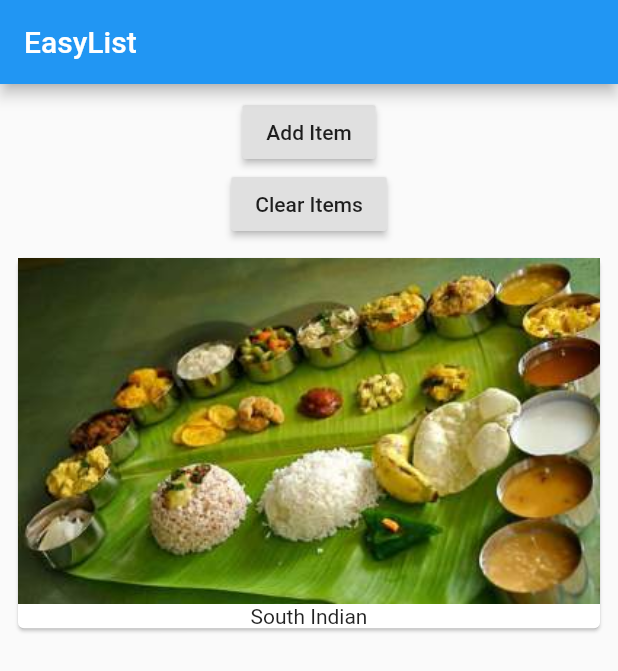
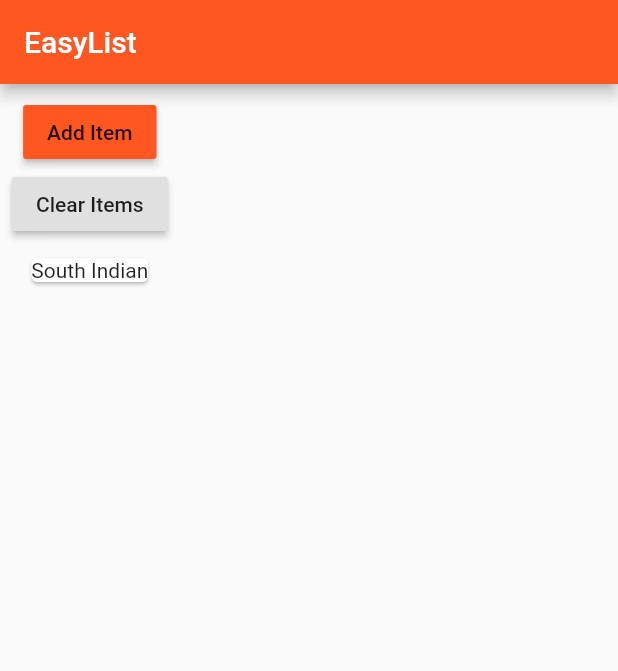
Before and after one commit to jsuryahyd/first-flutter-app, a Flutter app: the screen it shows after launch, on a phone screen of 412 x 824 dp. Shown: the top 671 px of the screen. Run offline on Flutter 3.47's test engine with Material 2 defaults, Android fonts, the phone set to English and light mode, and no system bars.

Commit message:
some changes

```diff
--- a/lib/Products.dart
+++ b/lib/Products.dart
@@ -9,7 +9,7 @@ class Products extends StatelessWidget {
       children: items
           .map((item) => Card(
                 child: Column(children: <Widget>[
-                  Image.asset('assets/traditional-lunch.jpg'),
+                  //Image.asset('assets/traditional-lunch.jpg'),
                   Text(item)
                 ]),
               ))
--- a/lib/main.dart
+++ b/lib/main.dart
@@ -10,11 +10,17 @@ class MyApp extends StatelessWidget {
   @override //overrides the build method of StatelessWidget class
   Widget build(BuildContext context) {
     return MaterialApp(
+      theme: ThemeData(
+        primarySwatch: Colors.deepOrange,
+        accentColor: Colors.deepPurpleAccent,
+      ),
       home: Scaffold(
         appBar: AppBar(
           title: Text('EasyList'),
         ),
-        body: Container(margin: EdgeInsets.all(8.0), child: ProductsService('South Indian')),
+        body: Container(
+            margin: EdgeInsets.all(8.0),
+            child: ProductsService('South Indian')),
       ),
     );
   }
```
Also changed, not shown: lib/ProductsService.dart (+8 -0 lines).
